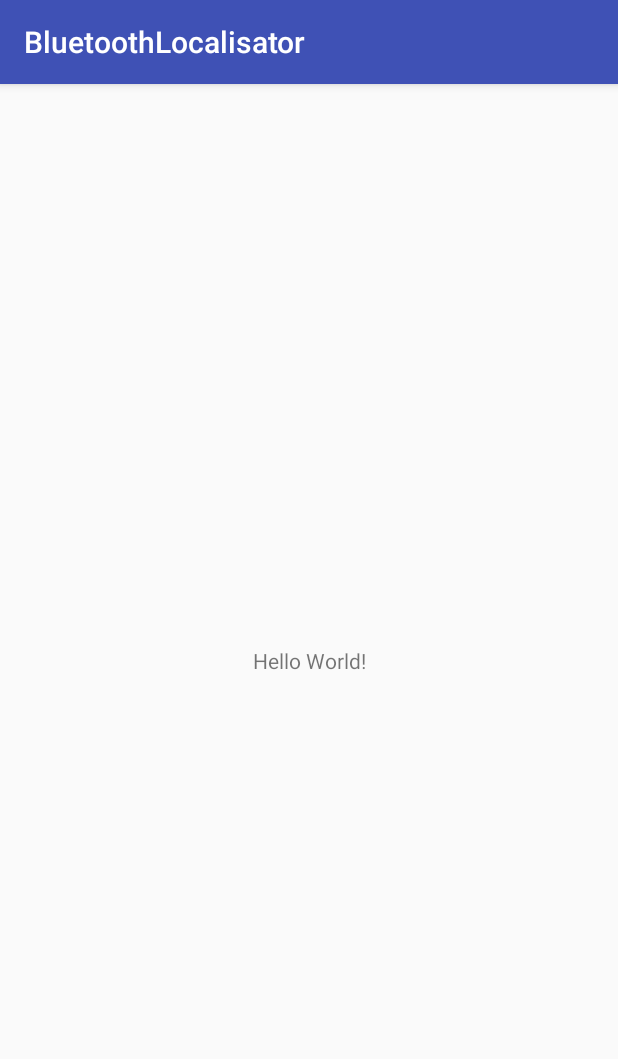
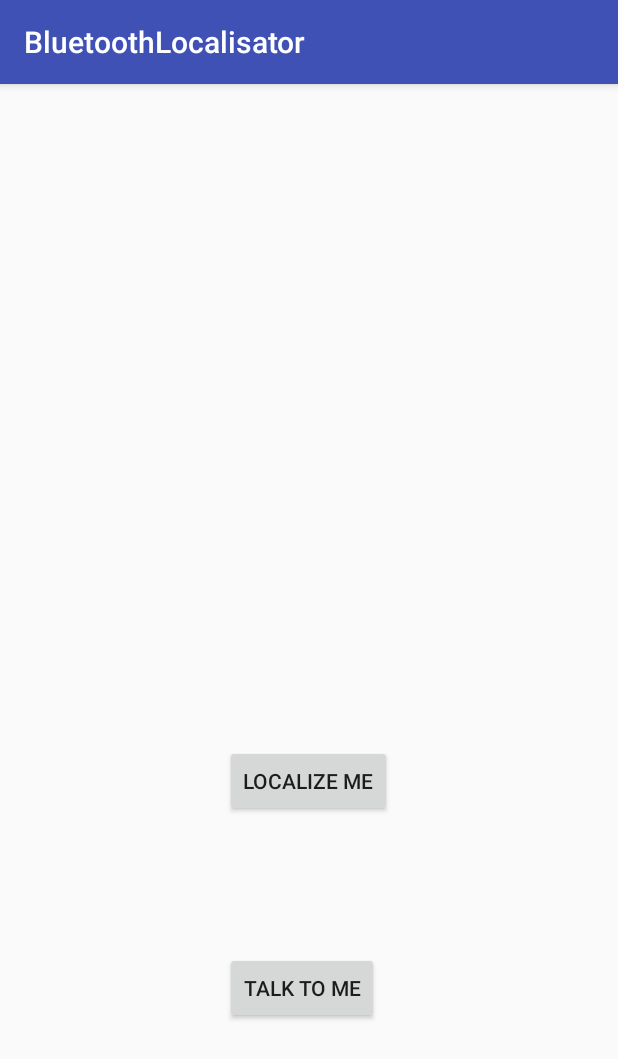
Before and after one commit to nizarAbak-kali/Blzr, an Android app: the screen it shows after launch (MainActivity), on a phone screen of 412 x 824 dp. Shown: the top 1059 px of the screen. Run offline under Robolectric (Android 15) with nearby library versions, the phone set to English and light mode, and no system bars.

Commit message:
ajout de la localisation par BLE

```diff
--- a/app/build.gradle
+++ b/app/build.gradle
@@ -5,7 +5,7 @@ android {
     buildToolsVersion "25.0.3"
     defaultConfig {
         applicationId "com.example.niaba.bluetoothlocalisator"
-        minSdkVersion 15
+        minSdkVersion 23
         targetSdkVersion 25
         versionCode 1
         versionName "1.0"
--- a/app/src/main/java/com/example/niaba/bluetoothlocalisator/MainActivity.java
+++ b/app/src/main/java/com/example/niaba/bluetoothlocalisator/MainActivity.java
@@ -1,67 +1,50 @@
 package com.example.niaba.bluetoothlocalisator;
 
 import android.bluetooth.BluetoothAdapter;
+import android.bluetooth.BluetoothManager;
+import android.content.Context;
 import android.content.Intent;
 import android.content.pm.PackageManager;
 import android.support.v7.app.AppCompatActivity;
 import android.os.Bundle;
 import android.util.Log;
+import android.view.View;
+import android.widget.Button;
 import android.widget.Toast;
 
 public class MainActivity extends AppCompatActivity {
-    private final static int REQUEST_CODE_ENABLE_BLUETOOTH = 0;
 
 
+
+    Button localize_button;
+    Button talk_me_button;
 
 
     @Override
     protected void onCreate(Bundle savedInstanceState) {
 
+        super.onCreate(savedInstanceState);
+        setContentView(R.layout.activity_main);
 
 
-       // verification de l'activation du bluetooth
-        BluetoothAdapter bluetoothAdapter = BluetoothAdapter.getDefaultAdapter();
-        if (bluetoothAdapter == null)
-            Toast.makeText(this, "Pas de Bluetooth",
-                    Toast.LENGTH_SHORT).show();
-        else
-            Toast.makeText(this, "Avec Bluetooth",
-                    Toast.LENGTH_SHORT).show();
+        //
+        localize_button = (Button) findViewById(R.id.button);
+        talk_me_button = (Button) findViewById(R.id.button2);
 
-
-   if (!bluetoothAdapter.isEnabled()) {
-            Intent enableBlueTooth = new Intent(BluetoothAdapter.ACTION_REQUEST_ENABLE);
-            startActivityForResult(enableBlueTooth, REQUEST_CODE_ENABLE_BLUETOOTH);
+        if (localize_button == null|| talk_me_button == null){
+            Log.e("MainActivity:OnCreate", "boutton pas init");
         }
 
+        localize_button.setOnClickListener(new View.OnClickListener() {
+            @Override
+            public void onClick(View v) {
+                Intent i = new Intent(MainActivity.this, BluetoothLocalizationActivity.class);
+                startActivity(i);
+            }
+        });
 
-        super.onCreate(savedInstanceState);
-        setContentView(R.layout.activity_main);
-    }
-
-    @Override
-    protected void onActivityResult(int requestCode, int resultCode, Intent data) {
-        super.onActivityResult(requestCode, resultCode, data);
-        if (requestCode != REQUEST_CODE_ENABLE_BLUETOOTH)
-            return;
-        if (resultCode == RESULT_OK) {
-            // L'utilisation a activé le bluetooth
-        } else {
-            // L'utilisation n'a pas activé le bluetooth
-        }
-    }
-
-
-    // position
-    private void getPos(){
-
-    }
-
-    // obtenir les beacons
-    private  void getBeacon(){
 
     }
 
 
-
 }
--- a/app/src/main/res/layout/activity_main.xml
+++ b/app/src/main/res/layout/activity_main.xml
@@ -1,18 +1,32 @@
 <?xml version="1.0" encoding="utf-8"?>
-<android.support.constraint.ConstraintLayout xmlns:android="http://schemas.android.com/apk/res/android"
+<RelativeLayout xmlns:android="http://schemas.android.com/apk/res/android"
     xmlns:app="http://schemas.android.com/apk/res-auto"
     xmlns:tools="http://schemas.android.com/tools"
     android:layout_width="match_parent"
     android:layout_height="match_parent"
     tools:context="com.example.niaba.bluetoothlocalisator.MainActivity">
 
-    <TextView
+
+    <Button
+        android:id="@+id/button"
         android:layout_width="wrap_content"
         android:layout_height="wrap_content"
-        android:text="Hello World!"
-        app:layout_constraintBottom_toBottomOf="parent"
-        app:layout_constraintLeft_toLeftOf="parent"
-        app:layout_constraintRight_toRightOf="parent"
-        app:layout_constraintTop_toTopOf="parent" />
+        android:text="@string/localize_me"
+        android:clickable="true"
+        tools:layout_editor_absoluteX="139dp"
+        tools:layout_editor_absoluteY="93dp"
+        android:layout_marginBottom="90dp"
+        android:layout_above="@+id/button2"
+        android:layout_centerHorizontal="true" />
 
-</android.support.constraint.ConstraintLayout>
+    <Button
+        android:id="@+id/button2"
+        android:layout_width="wrap_content"
+        android:layout_height="wrap_content"
+        android:clickable="true"
+        android:text="@string/talk_to_me"
+        android:layout_alignParentBottom="true"
+        android:layout_alignStart="@+id/button"
+        android:layout_marginBottom="141dp" />
+
+</RelativeLayout>
--- a/app/src/main/res/values/strings.xml
+++ b/app/src/main/res/values/strings.xml
@@ -1,4 +1,6 @@
 <resources>
     <string name="app_name">BluetoothLocalisator</string>
     <string name="ble_not_supported">\"Bluetooth not supported\"</string>
+    <string name="localize_me">localize me</string>
+    <string name="talk_to_me">talk to me</string>
 </resources>
```
Also changed, not shown: app/src/main/AndroidManifest.xml (+8 -6 lines), app/src/main/java/com/example/niaba/bluetoothlocalisator/BluetoothLocalizationActivity.java (added, +207 -0 lines), app/src/main/res/layout/activity_bluetooth_localization.xml (added, +42 -0 lines).
